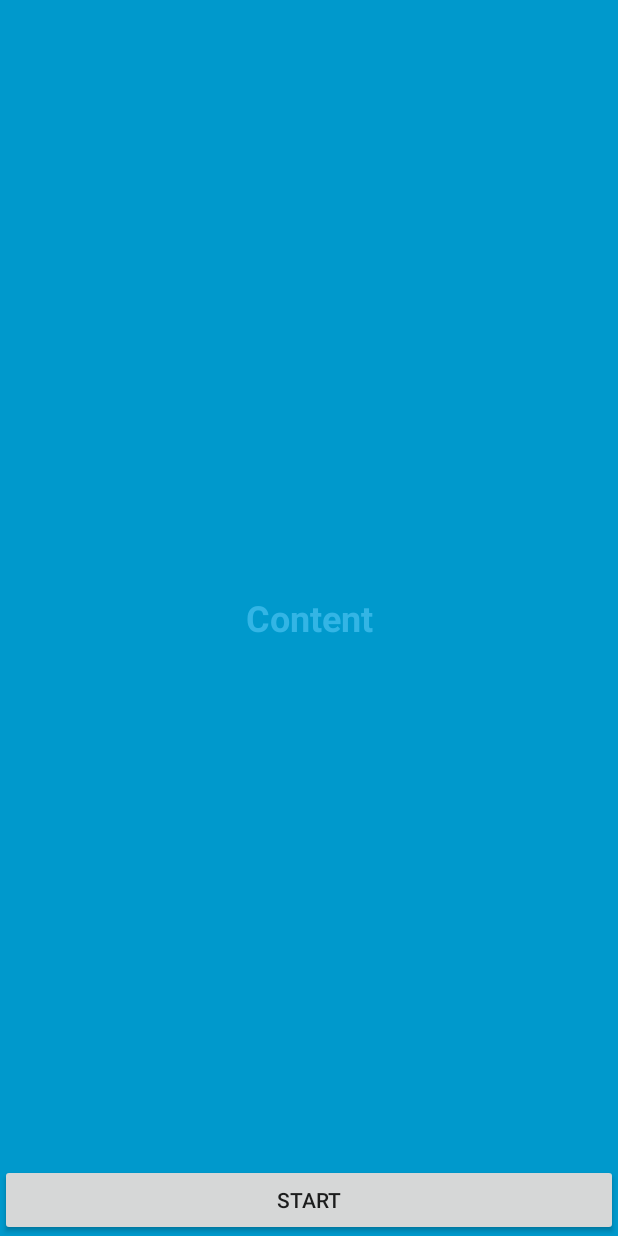
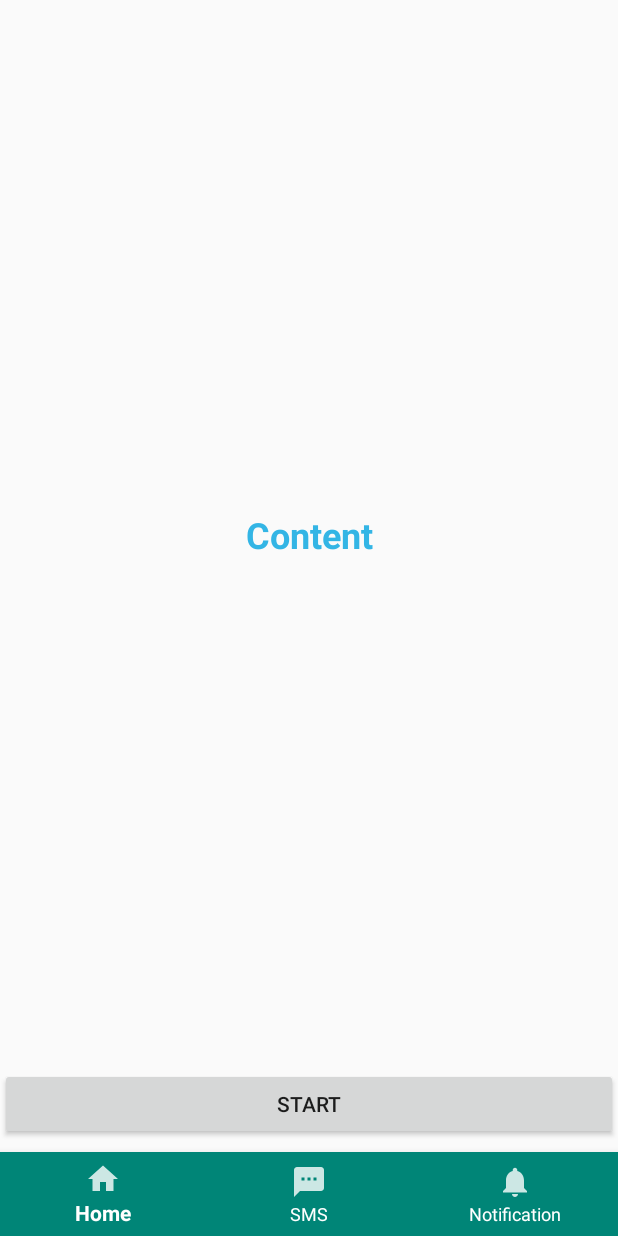
Before and after one commit to ece1778-2020/MAX, an Android app: the layout activity_main.xml on its own in the app's theme, with its tools: preview values and no code run, on a phone screen of 412 x 824 dp. Run offline under Robolectric (Android 15) with nearby library versions, the phone set to English and light mode, and no system bars.

Commit message:
Add placeholder for bottom navigation view

```diff
--- a/app/build.gradle
+++ b/app/build.gradle
@@ -27,4 +27,5 @@ dependencies {
     androidTestImplementation 'androidx.test.ext:junit:1.1.1'
     androidTestImplementation 'androidx.test.espresso:espresso-core:3.2.0'
     implementation project(path: ':wahoo_fitness_android_api_1.8.2.0')
+    implementation 'com.google.android.material:material:1.1.0'
 }
--- a/app/src/main/java/com/clarksoft/max/MainActivity.java
+++ b/app/src/main/java/com/clarksoft/max/MainActivity.java
@@ -1,5 +1,6 @@
 package com.clarksoft.max;
 
+import androidx.annotation.NonNull;
 import androidx.appcompat.app.ActionBar;
 import androidx.appcompat.app.AppCompatActivity;
 
@@ -10,12 +11,17 @@ import android.graphics.Color;
 import android.os.Bundle;
 import android.os.Handler;
 import android.util.Log;
+import android.view.MenuItem;
 import android.view.MotionEvent;
 import android.view.View;
 import android.widget.Button;
 import android.widget.TextView;
 
+import com.google.android.material.bottomnavigation.BottomNavigationView;
+
 public class MainActivity extends AppCompatActivity implements WahooServiceListener, View.OnClickListener {
+
+    private BottomNavigationView bottomNavigation;
 
     /**
      * Whether or not the system UI should be auto-hidden after
@@ -54,7 +60,7 @@ public class MainActivity extends AppCompatActivity implements WahooServiceListe
                     | View.SYSTEM_UI_FLAG_HIDE_NAVIGATION);
         }
     };
-    private View mControlsView;
+    //private View mControlsView;
     private WahooService mService;
     private final Runnable mShowPart2Runnable = new Runnable() {
         @Override
@@ -64,7 +70,7 @@ public class MainActivity extends AppCompatActivity implements WahooServiceListe
             if (actionBar != null) {
                 actionBar.show();
             }
-            mControlsView.setVisibility(View.VISIBLE);
+            //mControlsView.setVisibility(View.VISIBLE);
         }
     };
     private boolean mVisible;
@@ -96,7 +102,6 @@ public class MainActivity extends AppCompatActivity implements WahooServiceListe
         setContentView(R.layout.activity_main);
 
         mVisible = true;
-        mControlsView = findViewById(R.id.fullscreen_content_controls);
         mContentView = findViewById(R.id.fullscreen_content);
         Button mButton  = (Button)findViewById(R.id.start_button);
         mButton.setOnClickListener(this);
@@ -119,6 +124,26 @@ public class MainActivity extends AppCompatActivity implements WahooServiceListe
         startService(startIntent);
 
         Log.i(TAG, "Started service");
+
+        bottomNavigation = findViewById(R.id.bottomNavigationView);
+
+        BottomNavigationView.OnNavigationItemSelectedListener navigationItemSelectedListener =
+                new BottomNavigationView.OnNavigationItemSelectedListener() {
+                    @Override public boolean onNavigationItemSelected(@NonNull MenuItem item) {
+                        switch (item.getItemId()) {
+                            case R.id.navigation_home:
+                                //openFragment(HomeFragment.newInstance("", ""));
+                                return true;
+                            case R.id.navigation_sms:
+                                //openFragment(SmsFragment.newInstance("", ""));
+                                return true;
+                            case R.id.navigation_notifications:
+                                //openFragment(NotificationFragment.newInstance("", ""));
+                                return true;
+                        }
+                        return false;
+                    }
+                };
 
 
 
@@ -151,7 +176,7 @@ public class MainActivity extends AppCompatActivity implements WahooServiceListe
         if (actionBar != null) {
             actionBar.hide();
         }
-        mControlsView.setVisibility(View.GONE);
+        //mControlsView.setVisibility(View.GONE);
         mVisible = false;
 
         // Schedule a runnable to remove the status and navigation bar after a delay
--- /dev/null
+++ b/app/src/main/res/drawable-anydpi/ic_home.xml
@@ -0,0 +1,11 @@
+<vector xmlns:android="http://schemas.android.com/apk/res/android"
+    android:width="24dp"
+    android:height="24dp"
+    android:viewportWidth="24"
+    android:viewportHeight="24"
+    android:tint="#FFFFFF"
+    android:alpha="0.8">
+    <path
+        android:fillColor="#FF000000"
+        android:pathData="M10,20v-6h4v6h5v-8h3L12,3 2,12h3v8z"/>
+</vector>
--- /dev/null
+++ b/app/src/main/res/drawable-anydpi/ic_notification.xml
@@ -0,0 +1,11 @@
+<vector xmlns:android="http://schemas.android.com/apk/res/android"
+    android:width="24dp"
+    android:height="24dp"
+    android:viewportWidth="24"
+    android:viewportHeight="24"
+    android:tint="#FFFFFF"
+    android:alpha="0.8">
+    <path
+        android:fillColor="#FF000000"
+        android:pathData="M12,22c1.1,0 2,-0.9 2,-2h-4c0,1.1 0.89,2 2,2zM18,16v-5c0,-3.07 -1.64,-5.64 -4.5,-6.32L13.5,4c0,-0.83 -0.67,-1.5 -1.5,-1.5s-1.5,0.67 -1.5,1.5v0.68C7.63,5.36 6,7.92 6,11v5l-2,2v1h16v-1l-2,-2z"/>
+</vector>
--- /dev/null
+++ b/app/src/main/res/drawable-anydpi/ic_sms.xml
@@ -0,0 +1,11 @@
+<vector xmlns:android="http://schemas.android.com/apk/res/android"
+    android:width="24dp"
+    android:height="24dp"
+    android:viewportWidth="24"
+    android:viewportHeight="24"
+    android:tint="#FFFFFF"
+    android:alpha="0.8">
+    <path
+        android:fillColor="#FF000000"
+        android:pathData="M20,2L4,2c-1.1,0 -1.99,0.9 -1.99,2L2,22l4,-4h14c1.1,0 2,-0.9 2,-2L22,4c0,-1.1 -0.9,-2 -2,-2zM9,11L7,11L7,9h2v2zM13,11h-2L11,9h2v2zM17,11h-2L15,9h2v2z"/>
+</vector>
--- a/app/src/main/res/layout/activity_main.xml
+++ b/app/src/main/res/layout/activity_main.xml
@@ -1,47 +1,53 @@
-<FrameLayout xmlns:android="http://schemas.android.com/apk/res/android"
+<?xml version="1.0" encoding="utf-8"?>
+<androidx.constraintlayout.widget.ConstraintLayout xmlns:android="http://schemas.android.com/apk/res/android"
+    xmlns:app="http://schemas.android.com/apk/res-auto"
     xmlns:tools="http://schemas.android.com/tools"
     android:layout_width="match_parent"
     android:layout_height="match_parent"
-    android:background="#0099cc"
-    tools:context="com.clarksoft.max.MainActivity">
+    tools:context=".MainActivity">
 
-    <!-- The primary full-screen view. This can be replaced with whatever view
+
+<!-- The primary full-screen view. This can be replaced with whatever view
          is needed to present your content, e.g. VideoView, SurfaceView,
          TextureView, etc. -->
     <TextView
         android:id="@+id/fullscreen_content"
-        android:layout_width="match_parent"
-        android:layout_height="match_parent"
+        android:layout_width="wrap_content"
+        android:layout_height="wrap_content"
         android:gravity="center"
         android:keepScreenOn="true"
         android:text="Content"
         android:textColor="#33b5e5"
         android:textSize="24sp"
-        android:textStyle="bold" />
+        android:textStyle="bold"
+        app:layout_constraintBottom_toTopOf="@+id/start_button"
+        app:layout_constraintEnd_toEndOf="parent"
+        app:layout_constraintStart_toStartOf="parent"
+        app:layout_constraintTop_toTopOf="parent" />
 
-    <!-- This FrameLayout insets its children based on system windows using
-         android:fitsSystemWindows. -->
-    <FrameLayout
+    <Button
+        android:id="@+id/start_button"
+        android:layout_width="0dp"
+        android:layout_height="wrap_content"
+        android:layout_marginBottom="8dp"
+        android:layout_weight="1"
+        android:text="START"
+        app:layout_constraintBottom_toTopOf="@+id/bottomNavigationView"
+        app:layout_constraintEnd_toEndOf="parent"
+        app:layout_constraintStart_toStartOf="parent" />
+
+    <com.google.android.material.bottomnavigation.BottomNavigationView
+        android:id="@+id/bottomNavigationView"
+        app:menu="@menu/bottom_navigation_menu"
         android:layout_width="match_parent"
-        android:layout_height="match_parent"
-        android:fitsSystemWindows="true">
+        android:layout_height="wrap_content"
+        android:background="@color/colorPrimary"
+        app:itemIconTint="@color/white"
+        app:itemTextColor="@color/white"
+        app:layout_constraintBottom_toBottomOf="parent"
+        app:layout_constraintEnd_toEndOf="parent"
+        app:layout_constraintStart_toStartOf="parent">
 
-        <LinearLayout
-            android:id="@+id/fullscreen_content_controls"
-            android:layout_width="match_parent"
-            android:layout_height="wrap_content"
-            android:layout_gravity="bottom|center_horizontal"
-            android:orientation="horizontal"
-            tools:ignore="UselessParent">
+    </com.google.android.material.bottomnavigation.BottomNavigationView>
 
-            <Button
-                android:id="@+id/start_button"
-                android:layout_width="0dp"
-                android:layout_height="wrap_content"
-                android:layout_weight="1"
-                android:text="START" />
-
-        </LinearLayout>
-    </FrameLayout>
-
-</FrameLayout>
+</androidx.constraintlayout.widget.ConstraintLayout>
--- /dev/null
+++ b/app/src/main/res/menu/bottom_navigation_menu.xml
@@ -0,0 +1,15 @@
+<?xml version="1.0" encoding="utf-8"?>
+<menu xmlns:android="http://schemas.android.com/apk/res/android">
+    <item
+        android:id="@+id/navigation_home"
+        android:icon="@drawable/ic_home"
+        android:title="Home" />
+    <item
+        android:id="@+id/navigation_sms"
+        android:icon="@drawable/ic_sms"
+        android:title="SMS" />
+    <item
+        android:id="@+id/navigation_notifications"
+        android:icon="@drawable/ic_notification"
+        android:title="Notification" />
+</menu>
--- a/app/src/main/res/values/colors.xml
+++ b/app/src/main/res/values/colors.xml
@@ -3,4 +3,5 @@
     <color name="colorPrimary">#008577</color>
     <color name="colorPrimaryDark">#00574B</color>
     <color name="colorAccent">#D81B60</color>
+    <color name="white">#FFFFFF</color>
 </resources>
```
Also changed, not shown: app/src/main/res/drawable-hdpi/ic_home.png (added), app/src/main/res/drawable-hdpi/ic_notification.png (added), app/src/main/res/drawable-hdpi/ic_sms.png (added), app/src/main/res/drawable-mdpi/ic_home.png (added), app/src/main/res/drawable-mdpi/ic_notification.png (added), app/src/main/res/drawable-mdpi/ic_sms.png (added), app/src/main/res/drawable-xhdpi/ic_home.png (added), app/src/main/res/drawable-xhdpi/ic_notification.png (added), app/src/main/res/drawable-xhdpi/ic_sms.png (added), app/src/main/res/drawable-xxhdpi/ic_home.png (added), app/src/main/res/drawable-xxhdpi/ic_notification.png (added), app/src/main/res/drawable-xxhdpi/ic_sms.png (added).
